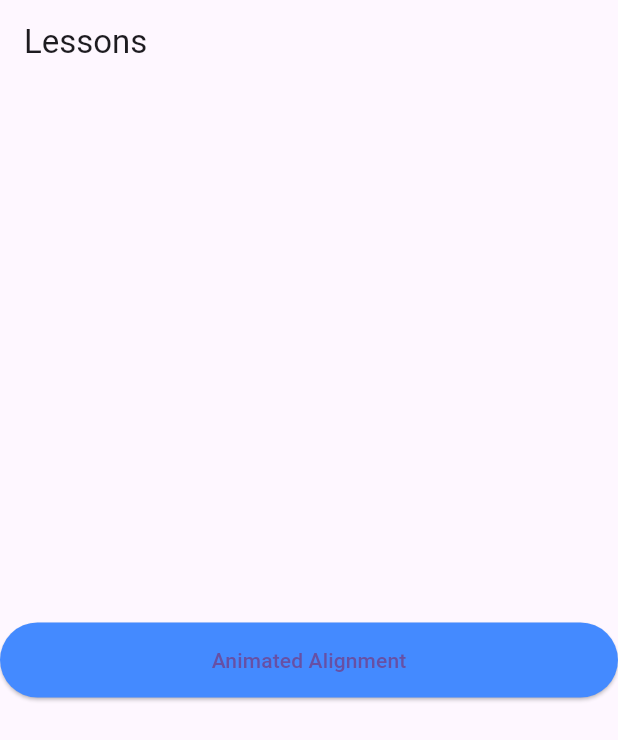
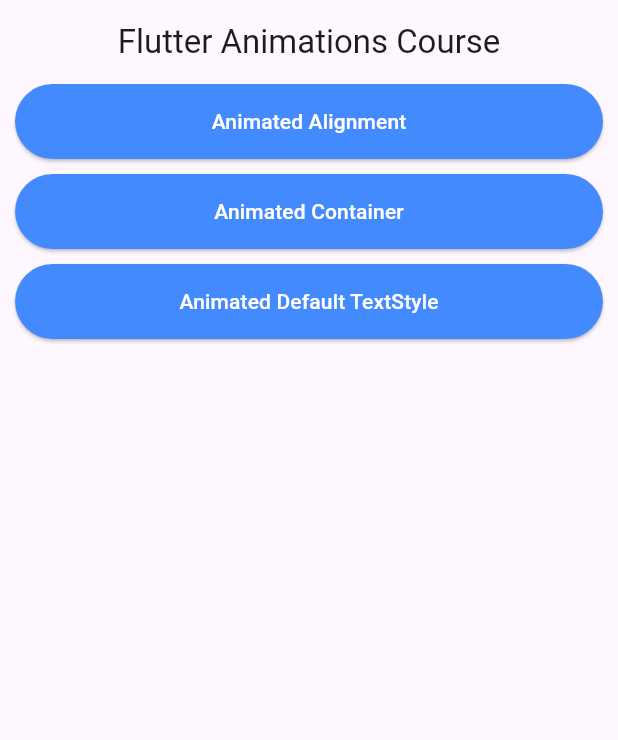
Before and after one commit to tapoban123/flutter_animations, a Flutter app: the screen it shows after launch, on a phone screen of 412 x 824 dp. Shown: the top 740 px of the screen. Run offline on Flutter 3.47's test engine with Material 3 defaults, Android fonts, the phone set to English and light mode, and no system bars.

Commit message:
Created AnimatedDefaultTextstyle

```diff
--- a/animations_1/lib/main.dart
+++ b/animations_1/lib/main.dart
@@ -1,4 +1,7 @@
 import "package:animations_1/pages/animated_alignment.dart";
+import "package:animations_1/pages/animated_container.dart";
+import "package:animations_1/pages/animated_text_demo.dart";
+import "package:animations_1/widgets/lesson_navigation_button.dart";
 import "package:flutter/material.dart";
 
 void main() {
@@ -32,26 +35,30 @@
   Widget build(BuildContext context) {
     return Scaffold(
       appBar: AppBar(
-        title: const Text("Lessons"),
+        title: const Text("Flutter Animations Course"),
+        centerTitle: true,
       ),
-      body: SizedBox(
+      body: const SizedBox(
         width: double.infinity,
-        child: Column(
-          mainAxisAlignment: MainAxisAlignment.center,
-          children: [
-            ElevatedButton(
-              onPressed: () {
-                Navigator.of(context).push(MaterialPageRoute(
-                  builder: (context) => const AnimatedAlignment(),
-                ));
-              },
-              style: ElevatedButton.styleFrom(
-                minimumSize: const Size(double.infinity, 50),
-                backgroundColor: Colors.blueAccent,
+        child: Padding(
+          padding: EdgeInsets.symmetric(horizontal: 10.0),
+          child: Column(
+            mainAxisAlignment: MainAxisAlignment.start,
+            children: [
+              LessonNavigationButton(
+                buttonText: "Animated Alignment",
+                navigateToPage: AnimatedAlignment(),
               ),
-              child: const Text("Animated Alignment"),
-            ),
-          ],
+              LessonNavigationButton(
+                buttonText: "Animated Container",
+                navigateToPage: AnimatedContainerDemo(),
+              ),
+              LessonNavigationButton(
+                buttonText: "Animated Default TextStyle",
+                navigateToPage: AnimatedTextDemo(),
+              ),
+            ],
+          ),
         ),
       ),
     );
--- /dev/null
+++ b/animations_1/lib/widgets/lesson_navigation_button.dart
@@ -0,0 +1,34 @@
+import 'package:flutter/material.dart';
+
+class LessonNavigationButton extends StatelessWidget {
+  final String buttonText;
+  final Widget navigateToPage;
+
+  const LessonNavigationButton({
+    super.key,
+    required this.buttonText,
+    required this.navigateToPage,
+  });
+
+  @override
+  Widget build(BuildContext context) {
+    return Padding(
+      padding: const EdgeInsets.only(bottom: 10.0),
+      child: ElevatedButton(
+        onPressed: () {
+          Navigator.of(context).push(MaterialPageRoute(
+            builder: (context) => navigateToPage,
+          ));
+        },
+        style: ElevatedButton.styleFrom(
+          minimumSize: const Size(double.infinity, 50),
+          backgroundColor: Colors.blueAccent,
+        ),
+        child: Text(
+          buttonText,
+          style: const TextStyle(color: Colors.white),
+        ),
+      ),
+    );
+  }
+}
```
Also changed, not shown: animations_1/lib/pages/animated_container.dart (added, +48 -0 lines), animations_1/lib/pages/animated_text_demo.dart (added, +36 -0 lines).
